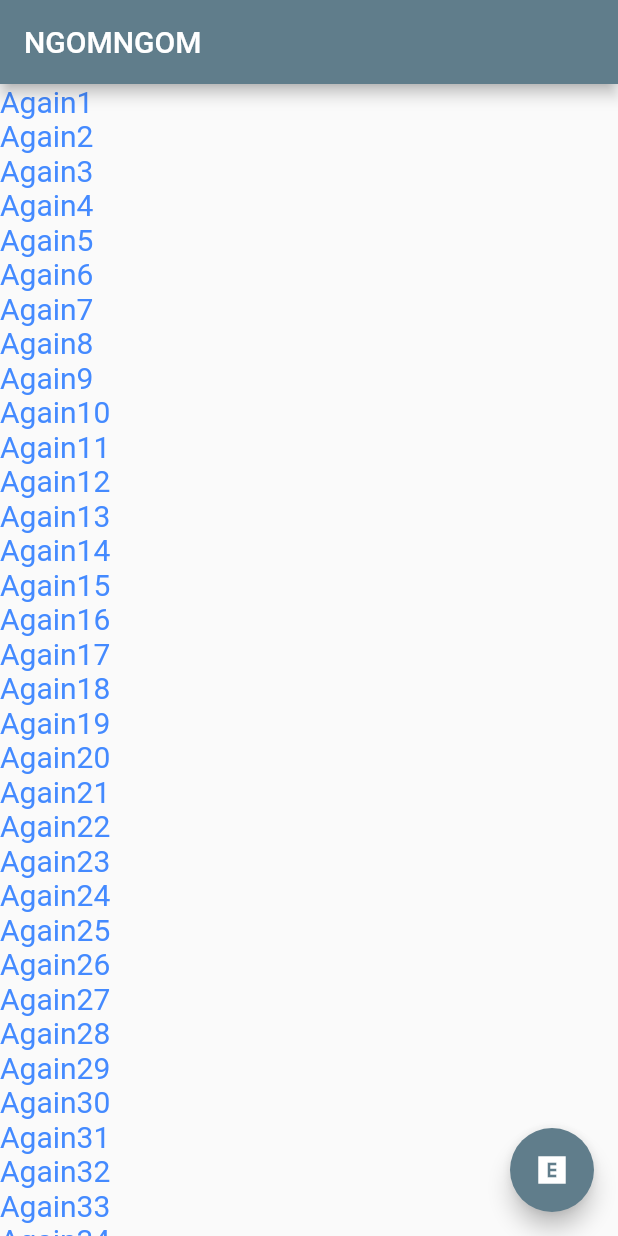
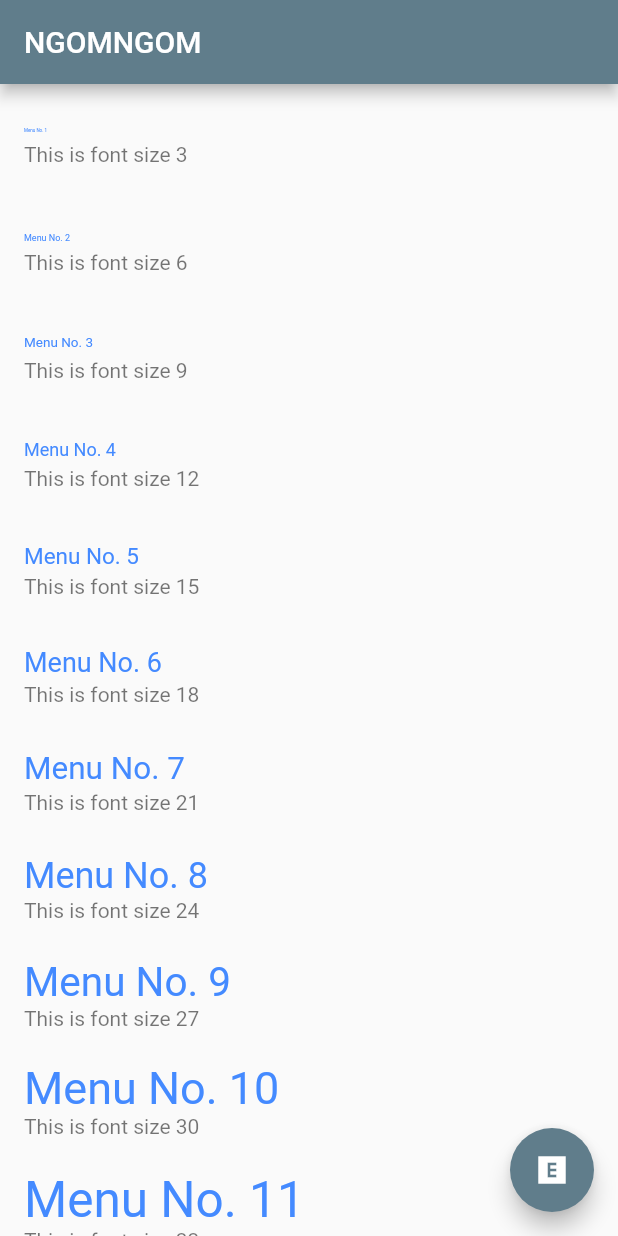
Before and after one commit to NGOMNGOM/FlutterRepo, a Flutter app: the screen it shows after launch, on a phone screen of 412 x 824 dp. Run offline on Flutter 3.47's test engine with Material 2 defaults, Android fonts, the phone set to English and light mode, and no system bars.

Commit message:
ListView.builder

```diff
--- a/flutter_application_1/lib/main.dart
+++ b/flutter_application_1/lib/main.dart
@@ -40,7 +40,18 @@ class _IndexState extends State<Index> {
             "https://cdn.britannica.com/26/162626-050-3534626F/Koala.jpg")));
     return Scaffold(
       appBar: AppBar(title: const Text("NGOMNGOM")),
-      body: Center(child: getData(50, information: "Again")),
+      body: ListView.builder(
+          itemCount: 15,
+          itemBuilder: (BuildContext context, int index) {
+            return ListTile(
+              title: Text(
+                "Menu No. ${index + 1}",
+                style: TextStyle(
+                    fontSize: (index + 1) * 3, color: Colors.blueAccent),
+              ),
+              subtitle: Text("This is font size ${(index + 1) * 3}"),
+            );
+          }),
       floatingActionButton: FloatingActionButton(
           onPressed: countUp, child: const Icon(Icons.explicit_sharp)),
     );
```
